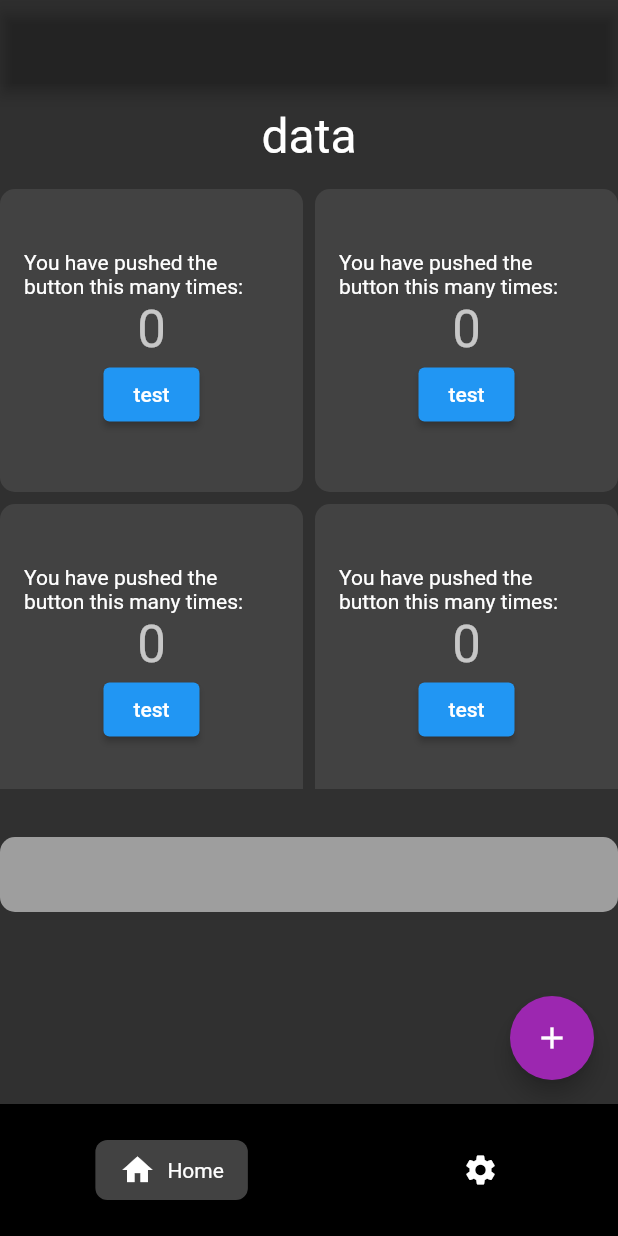
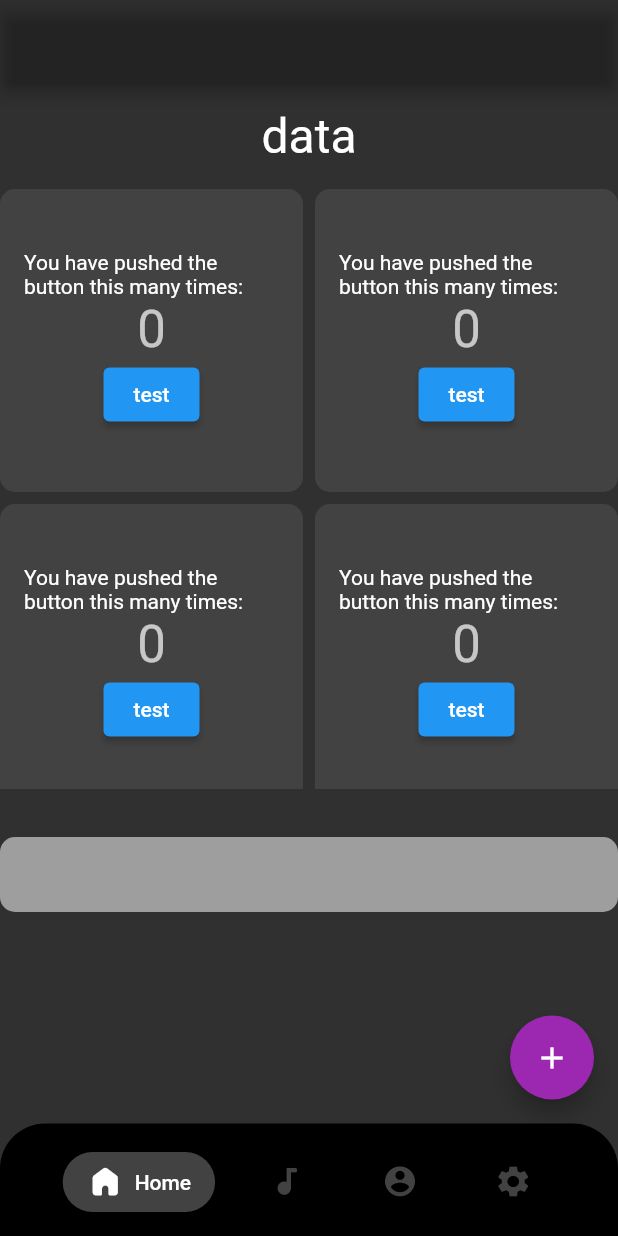
Before and after one commit to felixbouveret/flutter-capsule, a Flutter app: the screen it shows after launch, on a phone screen of 412 x 824 dp. Run offline on Flutter 3.47's test engine with Material 2 defaults, Android fonts, the phone set to English and light mode, and no system bars.

Commit message:
Add custom Icons

```diff
--- a/lib/main.dart
+++ b/lib/main.dart
@@ -7,7 +7,7 @@ void main() {
   runApp(App());
 }
 
-enum TabItem { home, settings }
+enum TabItem { home, settings, profile, playlist }
 
 class App extends StatefulWidget {
   App({Key key}) : super(key: key);
@@ -20,7 +20,6 @@ class _AppState extends State<App> {
   TabItem currentTab = TabItem.home;
 
   void _selectTab(TabItem tabItem) {
-    print(currentTab);
     setState(() {
       currentTab = tabItem;
     });
--- a/lib/modules/BottomNavigation/BottomNavigationModule.dart
+++ b/lib/modules/BottomNavigation/BottomNavigationModule.dart
@@ -1,5 +1,6 @@
 import 'package:capsule/main.dart';
 import 'package:capsule/modules/BottomNavigation/components/BottomNavigationItem.dart';
+import 'package:capsule/utils/custom_icons_icons.dart';
 import 'package:flutter/cupertino.dart';
 import 'package:flutter/material.dart';
 
@@ -13,15 +14,18 @@ class BottomNavigationModule extends StatelessWidget {
   @override
   Widget build(BuildContext context) {
     return Container(
-      padding: EdgeInsets.symmetric(vertical: 24),
-      color: Colors.black,
+      padding: EdgeInsets.only(top: 19, bottom: 16, left: 32, right: 32),
+      decoration: BoxDecoration(
+          color: Colors.black,
+          borderRadius: BorderRadius.only(
+              topLeft: Radius.circular(30), topRight: Radius.circular(30))),
       child: Row(
         mainAxisAlignment: MainAxisAlignment.spaceAround,
         children: [
           BottomNavigationItem(
             currentTab: currentTab,
             itemTab: TabItem.home,
-            icon: Icon(Icons.home),
+            icon: CustomIcons.icn_home,
             label: 'Home',
             onTap: (TabItem tabItem) {
               onSelectTab(TabItem.home);
@@ -29,8 +33,26 @@ class BottomNavigationModule extends StatelessWidget {
           ),
           BottomNavigationItem(
             currentTab: currentTab,
+            itemTab: TabItem.playlist,
+            icon: CustomIcons.icn_music,
+            label: 'Playlist',
+            onTap: (TabItem tabItem) {
+              onSelectTab(TabItem.playlist);
+            },
+          ),
+          BottomNavigationItem(
+            currentTab: currentTab,
+            itemTab: TabItem.profile,
+            icon: CustomIcons.icn_profile,
+            label: 'Profile',
+            onTap: (TabItem tabItem) {
+              onSelectTab(TabItem.profile);
+            },
+          ),
+          BottomNavigationItem(
+            currentTab: currentTab,
             itemTab: TabItem.settings,
-            icon: Icon(Icons.settings),
+            icon: CustomIcons.icn_settings,
             label: 'Params',
             onTap: (TabItem tabItem) {
               onSelectTab(TabItem.settings);
--- a/lib/modules/BottomNavigation/components/BottomNavigationItem.dart
+++ b/lib/modules/BottomNavigation/components/BottomNavigationItem.dart
@@ -14,7 +14,7 @@ class BottomNavigationItem extends StatelessWidget {
   final Object currentTab;
   final Object itemTab;
   final String label;
-  final Widget icon;
+  final Object icon;
   final Function onTap;
 
   @override
@@ -24,7 +24,7 @@ class BottomNavigationItem extends StatelessWidget {
         padding: EdgeInsets.symmetric(horizontal: 16, vertical: 8),
         decoration: currentTab == itemTab
             ? BoxDecoration(
-                borderRadius: BorderRadius.circular(8),
+                borderRadius: BorderRadius.circular(32),
                 color: Colors.grey[800],
               )
             : null,
@@ -34,11 +34,17 @@ class BottomNavigationItem extends StatelessWidget {
           },
           child: Row(
             children: [
-              icon,
+              Icon(
+                icon,
+                color: currentTab == itemTab ? Colors.white : Colors.grey[800],
+              ),
               currentTab == itemTab
                   ? Padding(
                       padding: EdgeInsets.only(left: 8.0),
-                      child: Text(label),
+                      child: Text(
+                        label,
+                        style: TextStyle(fontWeight: FontWeight.w500),
+                      ),
                     )
                   : Text('')
             ],
--- /dev/null
+++ b/lib/utils/custom_icons_icons.dart
@@ -0,0 +1,32 @@
+/// Flutter icons CustomIcons
+/// Copyright (C) 2021 by original authors @ fluttericon.com, fontello.com
+/// This font was generated by FlutterIcon.com, which is derived from Fontello.
+///
+/// To use this font, place it in your fonts/ directory and include the
+/// following in your pubspec.yaml
+///
+/// flutter:
+///   fonts:
+///    - family:  CustomIcons
+///      fonts:
+///       - asset: fonts/CustomIcons.ttf
+///
+///
+///
+import 'package:flutter/widgets.dart';
+
+class CustomIcons {
+  CustomIcons._();
+
+  static const _kFontFam = 'CustomIcons';
+  static const _kFontPkg = null;
+
+  static const IconData icn_home =
+      IconData(0xe800, fontFamily: _kFontFam, fontPackage: _kFontPkg);
+  static const IconData icn_music =
+      IconData(0xe801, fontFamily: _kFontFam, fontPackage: _kFontPkg);
+  static const IconData icn_profile =
+      IconData(0xe802, fontFamily: _kFontFam, fontPackage: _kFontPkg);
+  static const IconData icn_settings =
+      IconData(0xe803, fontFamily: _kFontFam, fontPackage: _kFontPkg);
+}
--- a/pubspec.yaml
+++ b/pubspec.yaml
@@ -44,6 +44,11 @@ flutter:
   # the material Icons class.
   uses-material-design: true
 
+  fonts:
+    - family:  CustomIcons
+      fonts:
+        - asset: assets/fonts/CustomIcons.ttf
+
   # To add assets to your application, add an assets section, like this:
   # assets:
   #   - images/a_dot_burr.jpeg
```
Also changed, not shown: assets/fonts/CustomIcons.ttf (added).
